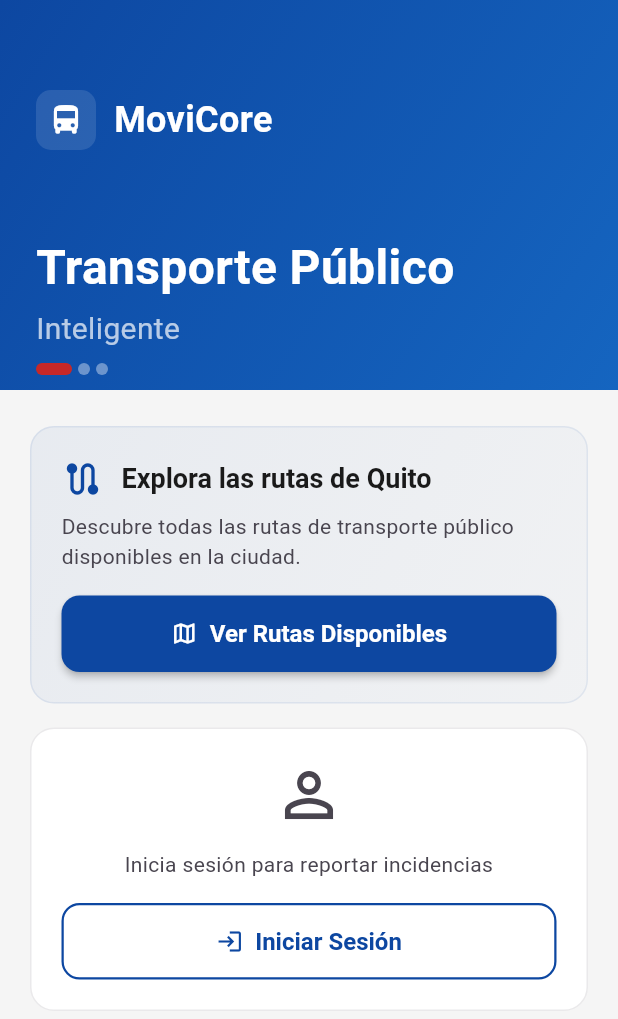
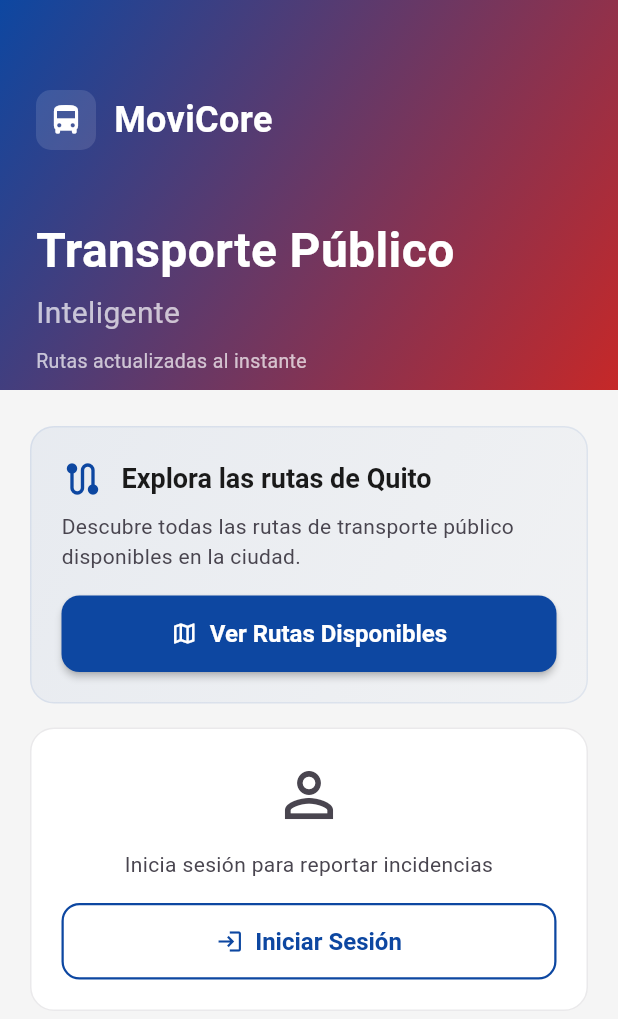
Before and after one commit to Yandri-99/GestionTransporteAndroid, a Flutter app: the HomeScreen screen opened directly, on a phone screen of 412 x 824 dp. Shown: the top 1019 px of the screen. Run offline on Flutter 3.47's test engine with Material 3 defaults, Android fonts, the phone set to English and light mode, and no system bars; our stand-ins replace dio, flutter_map, flutter_secure_storage, latlong2, shared_preferences; accounts and stored records are empty.

Commit message:
feat: rotating messages in header, blue-red gradient

```diff
--- a/lib/presentation/screens/public/home_screen.dart
+++ b/lib/presentation/screens/public/home_screen.dart
@@ -24,7 +24,7 @@ class HomeScreen extends StatelessWidget {
                   gradient: LinearGradient(
                     begin: Alignment.topLeft,
                     end: Alignment.bottomRight,
-                    colors: [AppColors.headerGradientStart, AppColors.headerGradientEnd],
+                    colors: [AppColors.primary, AppColors.secondary],
                   ),
                 ),
                 child: SafeArea(
@@ -73,16 +73,7 @@ class HomeScreen extends StatelessWidget {
                         const SizedBox(height: 4),
                         Text('Inteligente', style: TextStyle(fontSize: isSmall ? 16 : 20, color: Colors.white70)),
                         const SizedBox(height: 8),
-                        Row(
-                          children: List.generate(3, (i) => Container(
-                            width: i == 0 ? 24 : 8, height: 8,
-                            margin: const EdgeInsets.only(right: 4),
-                            decoration: BoxDecoration(
-                              color: i == 0 ? AppColors.secondary : Colors.white38,
-                              borderRadius: BorderRadius.circular(4),
-                            ),
-                          )),
-                        ),
+                        const _RotatingMessage(),
                       ],
                     ),
                   ),
@@ -255,3 +246,64 @@ class _LoginPrompt extends StatelessWidget {
     );
   }
 }
+
+class _RotatingMessage extends StatefulWidget {
+  const _RotatingMessage();
+
+  @override
+  State<_RotatingMessage> createState() => _RotatingMessageState();
+}
+
+class _RotatingMessageState extends State<_RotatingMessage>
+    with SingleTickerProviderStateMixin {
+  final List<String> _messages = [
+    'Rutas actualizadas al instante',
+    'Movilidad inteligente para Quito',
+    'Tu transporte, tu ciudad',
+    'Conectando Quito',
+  ];
+  late AnimationController _animCtrl;
+  late Animation<double> _fadeIn;
+  int _index = 0;
+
+  @override
+  void initState() {
+    super.initState();
+    _animCtrl = AnimationController(
+      vsync: this,
+      duration: const Duration(milliseconds: 600),
+    );
+    _fadeIn = CurvedAnimation(parent: _animCtrl, curve: Curves.easeInOut);
+    _animCtrl.forward();
+    _startTimer();
+  }
+
+  void _startTimer() {
+    Future.delayed(const Duration(seconds: 4), () {
+      if (!mounted) return;
+      _animCtrl.reverse().then((_) {
+        if (!mounted) return;
+        setState(() => _index = (_index + 1) % _messages.length);
+        _animCtrl.forward();
+      });
+      _startTimer();
+    });
+  }
+
+  @override
+  void dispose() {
+    _animCtrl.dispose();
+    super.dispose();
+  }
+
+  @override
+  Widget build(BuildContext context) {
+    return FadeTransition(
+      opacity: _fadeIn,
+      child: Text(
+        _messages[_index],
+        style: const TextStyle(fontSize: 13, color: Colors.white70),
+      ),
+    );
+  }
+}
```
